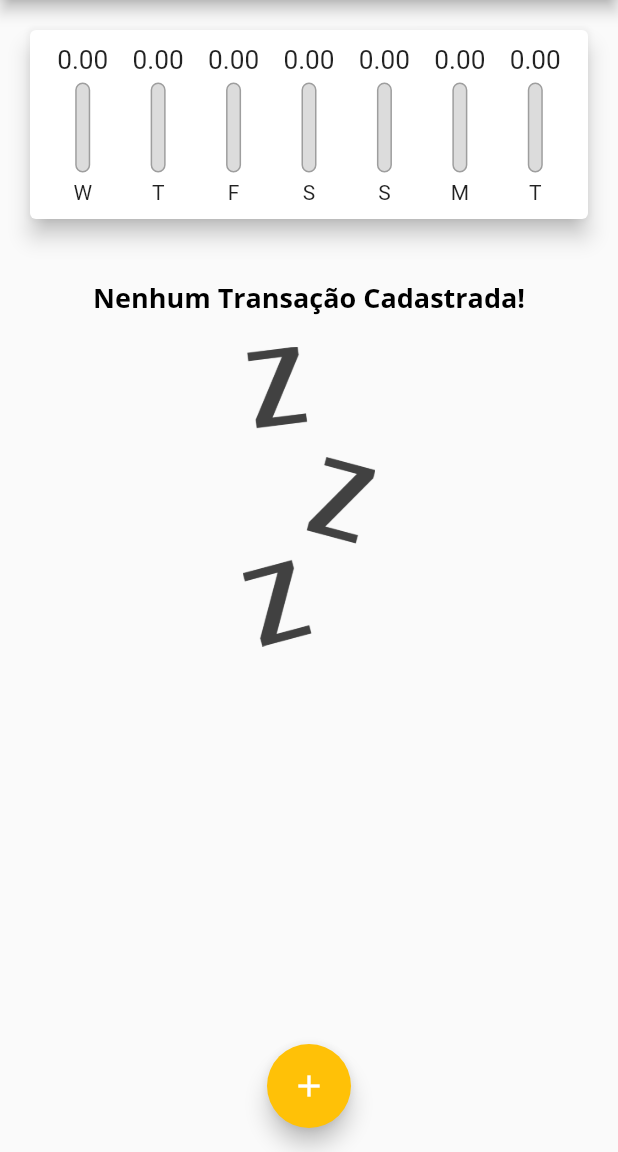
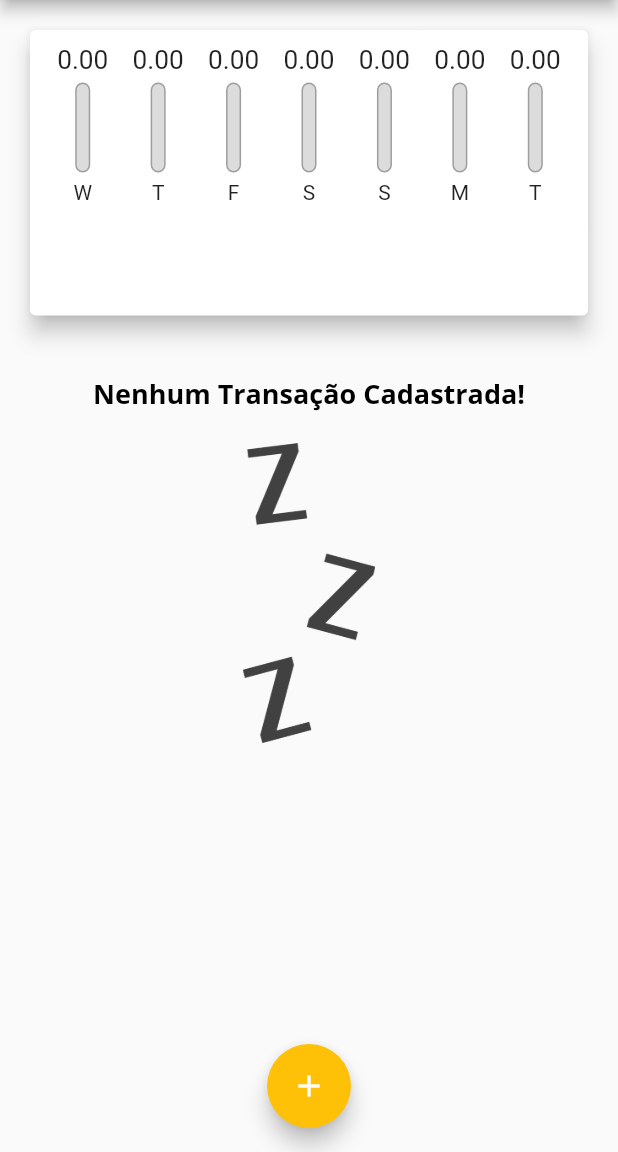
Before and after one commit to michelbaleeiro/expenses, a Flutter app: the screen it shows after launch, on a phone screen of 412 x 824 dp, the part 84-1236 px from its top. Run offline on Flutter 3.47's test engine with Material 2 defaults, Android fonts, the phone set to English and light mode, and no system bars.

Commit message:
141. Calculando Tamanho Dinamicamente

```diff
--- a/lib/components/chart.dart
+++ b/lib/components/chart.dart
@@ -41,6 +41,7 @@ class Chart extends StatelessWidget {
 
   @override
   Widget build(BuildContext context) {
+    // ignore: sized_box_for_whitespace
     return Card(
       elevation: 6,
       margin: const EdgeInsets.all(20),
--- a/lib/components/transaction_list.dart
+++ b/lib/components/transaction_list.dart
@@ -15,7 +15,7 @@ class TransactionList extends StatelessWidget {
   Widget build(BuildContext context) {
     // ignore: sized_box_for_whitespace
     return Container(
-      height: 600,
+      height: MediaQuery.of(context).size.height * 0.6,
       child: transactions.isEmpty
           ? Column(
               children: [
--- a/lib/main.dart
+++ b/lib/main.dart
@@ -99,8 +99,7 @@ class _MyHomePageState extends State<MyHomePage> {
 
   @override
   Widget build(BuildContext context) {
-    return Scaffold(
-      appBar: AppBar(
+    final appBar = AppBar(
       title: const Text('Despesas Pessoais'),
       actions: [
         IconButton(
@@ -108,14 +107,27 @@ class _MyHomePageState extends State<MyHomePage> {
           onPressed: () => _openTransactionFormModal(context),
         )
       ],
-      ),
+    );
+
+    final availableHeight = MediaQuery.of(context).size.height -
+        appBar.preferredSize.height -
+        MediaQuery.of(context).padding.top; //Cálculo
+
+    return Scaffold(
+      appBar: appBar,
       body: SingleChildScrollView(
         child: Column(
           crossAxisAlignment: CrossAxisAlignment.stretch,
           children: <Widget>[
             // ignore: sized_box_for_whitespace
-            Chart(_recentTransactions!),
-            TransactionList(_transactions, _removeTransaction),
+            Container(
+              height: availableHeight * 0.3,
+              child: Chart(_recentTransactions!),
+            ),
+            // ignore: sized_box_for_whitespace
+            Container(
+                height: availableHeight * 0.7,
+                child: TransactionList(_transactions, _removeTransaction)),
           ],
         ),
       ),
```
Lines whose indentation alone changed are shown as unchanged.
